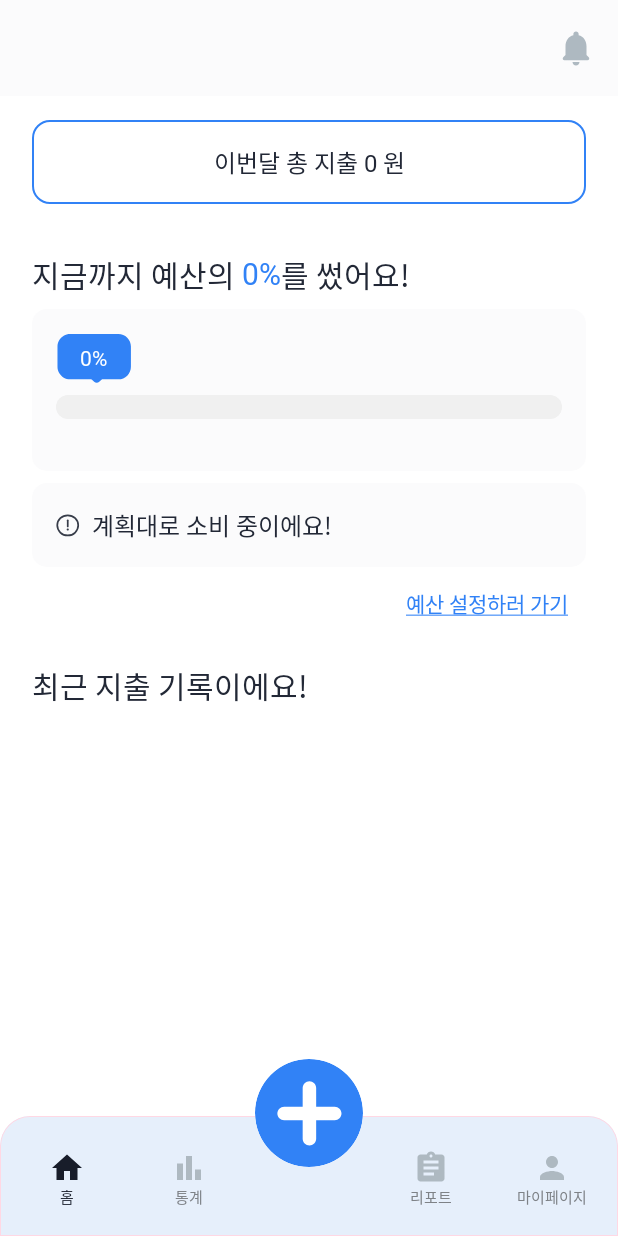
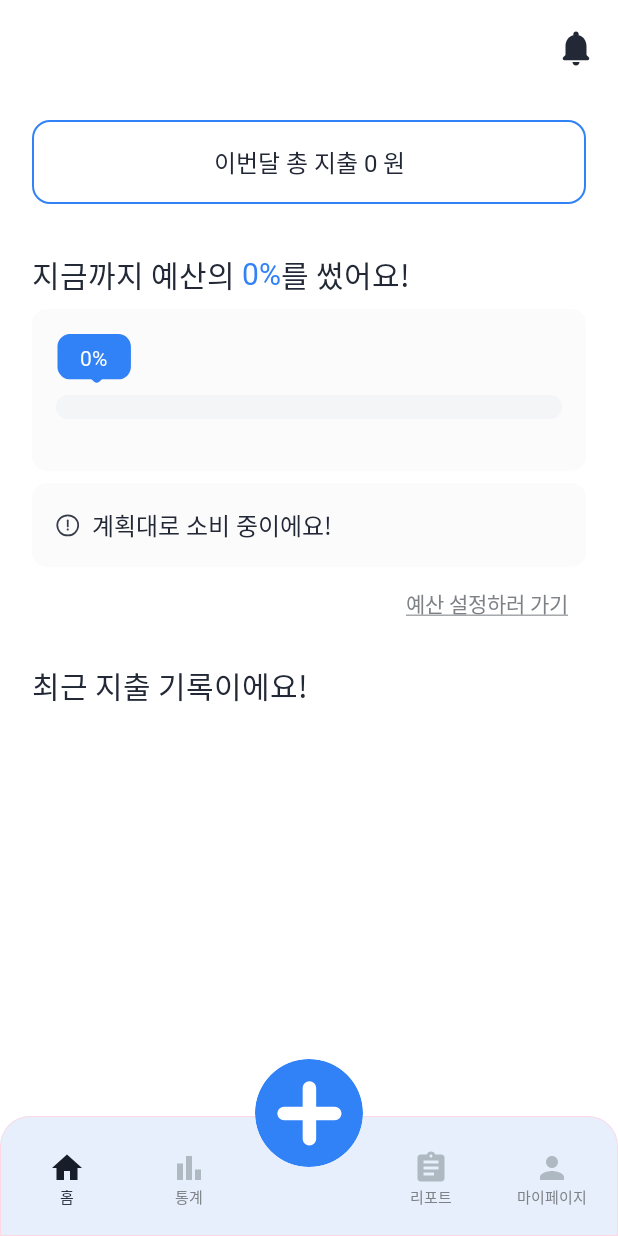
Before and after one commit to LIKELION-Android-Bootcamp-4th/Spender, an Android app built with Jetpack Compose: the HomeScreen screen opened through its navigation route, on a phone screen of 412 x 824 dp. Run offline under Robolectric (Android 15) with nearby library versions, the phone set to English and light mode, and no system bars; our stand-ins replace Dagger/Hilt's generated code, Firebase (no records; nobody signed in at launch, a user with empty details on screens opened directly); Roboto replaces fonts that are not available here.

Commit message:
feat: 홈화면 다크모드 확인 완료

```diff
--- a/Spender/app/src/main/java/com/example/spender/feature/home/HomeScreen.kt
+++ b/Spender/app/src/main/java/com/example/spender/feature/home/HomeScreen.kt
@@ -12,7 +12,9 @@ import androidx.compose.material3.CenterAlignedTopAppBar
 import androidx.compose.material3.ExperimentalMaterial3Api
 import androidx.compose.material3.Icon
 import androidx.compose.material3.IconButton
+import androidx.compose.material3.MaterialTheme
 import androidx.compose.material3.Scaffold
+import androidx.compose.material3.TopAppBarDefaults
 import androidx.compose.runtime.Composable
 import androidx.compose.runtime.LaunchedEffect
 import androidx.compose.runtime.getValue
@@ -29,7 +31,6 @@ import com.example.spender.core.data.service.getTotalExpense
 import com.example.spender.feature.home.ui.BudgeProgress
 import com.example.spender.feature.home.ui.RecentTransactionsSection
 import com.example.spender.feature.home.ui.TotalExpenseCard
-import com.example.spender.ui.theme.LightPointColor
 
 @OptIn(ExperimentalMaterial3Api::class)
 @Composable
@@ -59,10 +60,13 @@ fun HomeScreen(navHostController: NavHostController) {
                             imageVector = Icons.Rounded.Notifications,
                             contentDescription = "알림 보기",
                             modifier = Modifier.size(28.dp),
-                            tint = LightPointColor
+                            tint = MaterialTheme.colorScheme.onSurface
                         )
                     }
                 },
+                colors = TopAppBarDefaults.centerAlignedTopAppBarColors(
+                    containerColor = MaterialTheme.colorScheme.background
+                ),
                 windowInsets = WindowInsets(0, 0, 0, 0)
             )
         },
--- a/Spender/app/src/main/java/com/example/spender/feature/home/ui/BudgetProgressSection.kt
+++ b/Spender/app/src/main/java/com/example/spender/feature/home/ui/BudgetProgressSection.kt
@@ -13,6 +13,7 @@ import androidx.compose.foundation.shape.RoundedCornerShape
 import androidx.compose.material3.Card
 import androidx.compose.material3.CardDefaults
 import androidx.compose.material3.Icon
+import androidx.compose.material3.MaterialTheme
 import androidx.compose.material3.Text
 import androidx.compose.material3.TextButton
 import androidx.compose.runtime.Composable
@@ -25,7 +26,6 @@ import androidx.compose.ui.unit.dp
 import androidx.navigation.NavHostController
 import com.example.spender.R
 import com.example.spender.feature.home.ui.component.BudgetProgressBar
-import com.example.spender.ui.theme.LightSurface
 import com.example.spender.ui.theme.PointColor
 import com.example.spender.ui.theme.PointRedColor
 import com.example.spender.ui.theme.Typography
@@ -86,7 +86,7 @@ fun BudgeProgress(
                 .height(56.dp),
             shape = RoundedCornerShape(10.dp),
             colors = CardDefaults.cardColors(
-                containerColor = LightSurface,
+                containerColor = MaterialTheme.colorScheme.surface,
             ),
         ) {
             Row(
@@ -98,12 +98,14 @@ fun BudgeProgress(
                 Icon(
                     painter = painterResource(id = R.drawable.warning_icon),
                     contentDescription = null,
-                    modifier = Modifier.size(16.dp)
+                    modifier = Modifier.size(16.dp),
+                    tint = MaterialTheme.colorScheme.onSurface
                 )
                 Spacer(Modifier.width(8.dp))
                 Text(
                     text = warningText,
-                    style = Typography.bodyMedium
+                    style = Typography.bodyMedium,
+                    color = MaterialTheme.colorScheme.onSurface
                 )
             }
         }
@@ -123,7 +125,8 @@ fun BudgeProgress(
                     text = "예산 설정하러 가기",
                     style = Typography.labelMedium.copy(
                         textDecoration = TextDecoration.Underline
-                    )
+                    ),
+                    color = MaterialTheme.colorScheme.onTertiary
                 )
             }
         }
--- a/Spender/app/src/main/java/com/example/spender/feature/home/ui/TotalExpenseCardSection.kt
+++ b/Spender/app/src/main/java/com/example/spender/feature/home/ui/TotalExpenseCardSection.kt
@@ -6,14 +6,13 @@ import androidx.compose.foundation.layout.padding
 import androidx.compose.foundation.shape.RoundedCornerShape
 import androidx.compose.material3.Card
 import androidx.compose.material3.CardDefaults
+import androidx.compose.material3.MaterialTheme
 import androidx.compose.material3.Text
 import androidx.compose.runtime.Composable
 import androidx.compose.ui.Modifier
-import androidx.compose.ui.graphics.Color
 import androidx.compose.ui.text.style.TextAlign
 import androidx.compose.ui.unit.dp
 import com.example.spender.core.common.util.toCurrency
-import com.example.spender.ui.theme.PointColor
 import com.example.spender.ui.theme.Typography
 
 @Composable
@@ -22,10 +21,10 @@ fun TotalExpenseCard(totalExpense: Int) {
         modifier = Modifier
             .fillMaxWidth()
             .padding(16.dp),
-        border = BorderStroke(1.dp, color = PointColor),
+        border = BorderStroke(1.dp, color = MaterialTheme.colorScheme.primary),
         shape = RoundedCornerShape(12.dp),
         colors = CardDefaults.cardColors(
-            containerColor = Color.White
+            containerColor = MaterialTheme.colorScheme.background
         ),
         elevation = CardDefaults.cardElevation(defaultElevation = 0.dp)
     ) {
@@ -35,7 +34,8 @@ fun TotalExpenseCard(totalExpense: Int) {
                 .padding(16.dp)
                 .fillMaxWidth(),
             textAlign = TextAlign.Center,
-            style = Typography.titleSmall
+            style = Typography.titleSmall,
+            color = MaterialTheme.colorScheme.onBackground
         )
     }
 }
--- a/Spender/app/src/main/java/com/example/spender/feature/home/ui/component/BudgetProgressBar.kt
+++ b/Spender/app/src/main/java/com/example/spender/feature/home/ui/component/BudgetProgressBar.kt
@@ -10,6 +10,7 @@ import androidx.compose.foundation.layout.padding
 import androidx.compose.foundation.shape.RoundedCornerShape
 import androidx.compose.material3.Card
 import androidx.compose.material3.CardDefaults
+import androidx.compose.material3.MaterialTheme
 import androidx.compose.runtime.Composable
 import androidx.compose.ui.Alignment
 import androidx.compose.ui.Modifier
@@ -17,7 +18,6 @@ import androidx.compose.ui.draw.clip
 import androidx.compose.ui.graphics.Color
 import androidx.compose.ui.unit.dp
 import androidx.compose.ui.zIndex
-import com.example.spender.ui.theme.LightSurface
 import com.example.spender.ui.theme.PointColor
 import com.example.spender.ui.theme.PointRedColor
 
@@ -34,7 +34,7 @@ fun BudgetProgressBar(
             .height(108.dp),
         shape = RoundedCornerShape(10.dp),
         colors = CardDefaults.cardColors(
-            containerColor = LightSurface
+            containerColor = MaterialTheme.colorScheme.surface
         ),
     ) {
         Box(
@@ -71,7 +71,7 @@ fun BudgetProgressBar(
                             .fillMaxWidth()
                             .height(16.dp)
                             .clip(RoundedCornerShape(100))
-                            .background(Color(0xFFF0F0F0))
+                            .background(MaterialTheme.colorScheme.outline.copy(alpha = 0.3f))
                     )
                     Box(
                         modifier = Modifier
--- a/Spender/app/src/main/java/com/example/spender/ui/theme/Theme.kt
+++ b/Spender/app/src/main/java/com/example/spender/ui/theme/Theme.kt
@@ -22,6 +22,7 @@ private val DarkColorScheme = darkColorScheme(
     surface = DarkModeLightSurface,
     onSurface = DarkModeDefaultFontColor,
     outline = DarkModeTabColor,
+    error = PointRedColor
 )
 
 private val LightColorScheme = lightColorScheme(
@@ -36,6 +37,7 @@ private val LightColorScheme = lightColorScheme(
     surface = LightSurface,
     onSurface = DefaultFontColor,
     outline = TabColor,
+    error = PointRedColor
 )
 
 @Composable
```
Also changed, not shown: Spender/app/src/main/java/com/example/spender/feature/home/ui/component/RecentItem.kt (+8 -9 lines), Spender/app/src/main/java/com/example/spender/ui/theme/Color.kt (+13 -24 lines).
